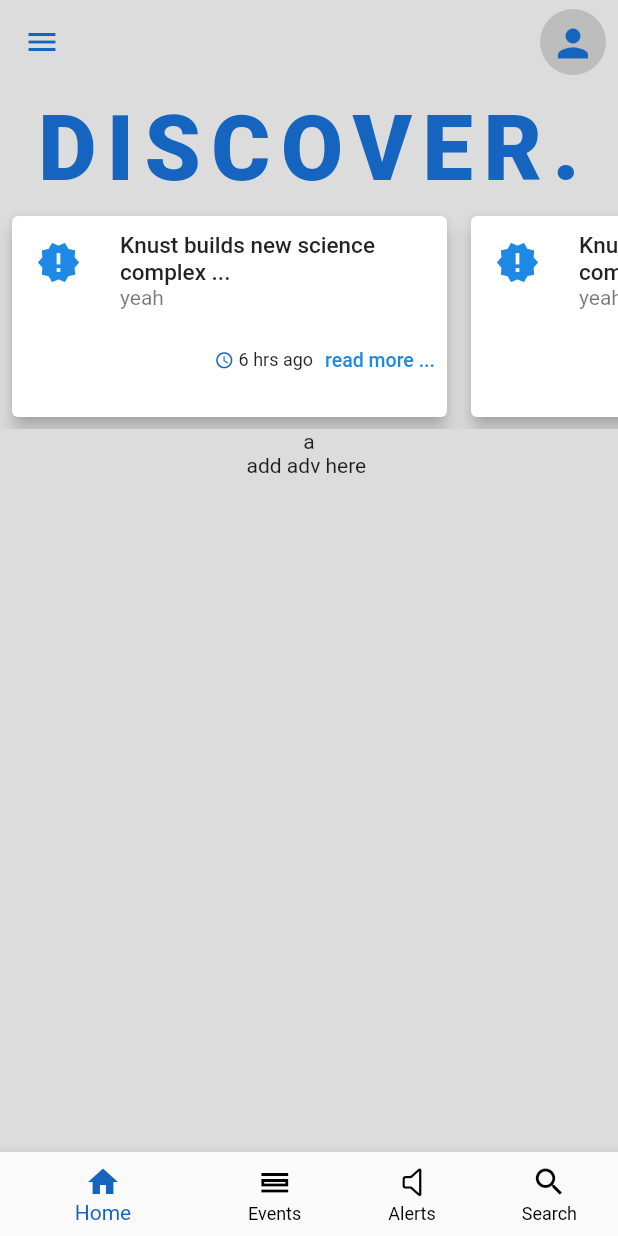
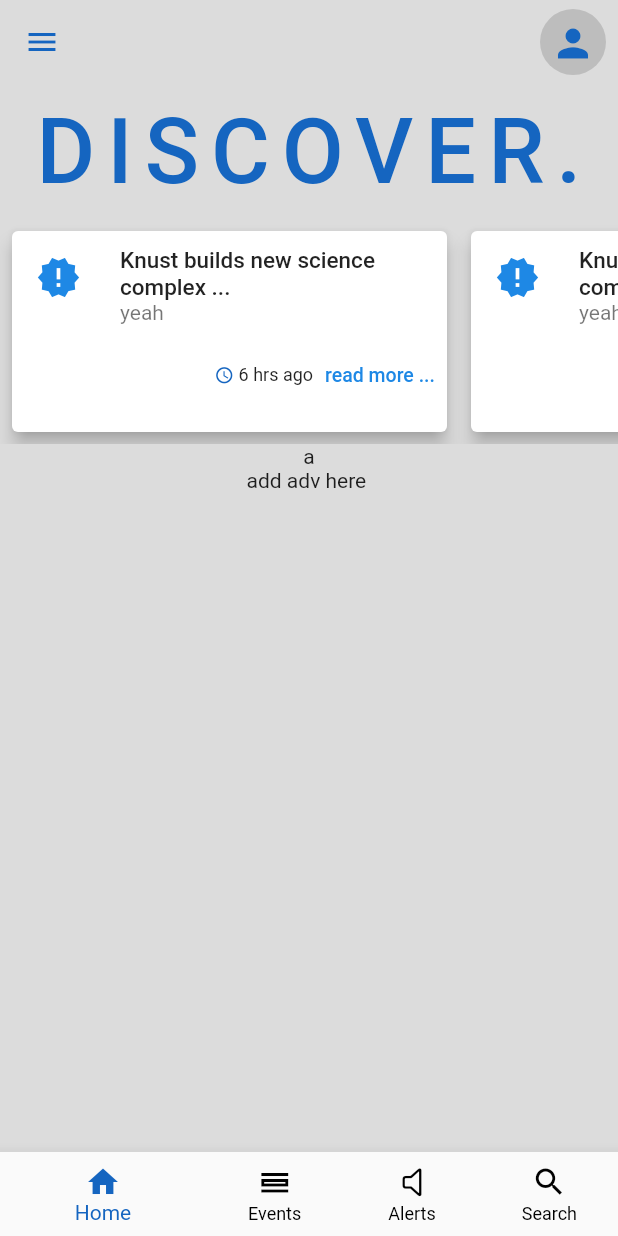
Before and after one commit to kwabenaG/info-square, a Flutter app: the screen it shows after launch, on a phone screen of 412 x 824 dp. Run offline on Flutter 3.47's test engine with Material 2 defaults, Android fonts, the phone set to English and light mode, and no system bars; our stand-ins replace google_fonts.

Commit message:
refacatored designs on the discover and add new files

```diff
--- a/lib/main.dart
+++ b/lib/main.dart
@@ -12,9 +12,13 @@
   @override
   Widget build(BuildContext context) {
     return MaterialApp(
-        theme: ThemeData(iconTheme: IconThemeData(color: Colors.blue[800])),
+        theme: ThemeData(
+          iconTheme: IconThemeData(color: Colors.blue[800]),
+        ),
         debugShowCheckedModeBanner: false,
         title: "Info Dem",
         home: HomeScreen());
   }
 }
+
+// add riverpod state management plugins to the app
--- a/lib/widgets/homepage/card_widget_news.dart
+++ b/lib/widgets/homepage/card_widget_news.dart
@@ -4,6 +4,7 @@
 
 import "package:flutter/material.dart";
 import 'package:flutter/rendering.dart';
+import 'package:google_fonts/google_fonts.dart';
 
 import 'drawer_menu_items/menu_items.dart';
 
@@ -20,43 +21,51 @@
         ),
         child: Text('Info Dem',
             textAlign: TextAlign.left,
-            style: TextStyle(
-                color: Colors.white70,
-                fontSize: 40.0,
+            style: GoogleFonts.lato(
+              fontSize: 55.0,
               fontWeight: FontWeight.w900,
-                fontFamily: 'arial'))),
+              color: Colors.white,
+            ))),
     ListTile(
         minVerticalPadding: 20.0,
         onTap: () {
           Navigator.push(context,
               MaterialPageRoute(builder: (context) => mandateMethod(context)));
         },
-        title: Text("Our Mission",
-            style: TextStyle(
+        title: Text("About Us",
+            style: GoogleFonts.lato(
               fontSize: 25.0,
               fontWeight: FontWeight.w700,
-                fontFamily: 'Trajan Pro'))),
+            ))),
     ListTile(
         onTap: () {},
         title: Text("Tools",
-            style: TextStyle(
+            style: GoogleFonts.lato(
               fontSize: 25.0,
               fontWeight: FontWeight.w700,
-                fontFamily: 'Trajan Pro'))),
+            ))),
     ListTile(
         onTap: () {},
         title: Text("Help",
-            style: TextStyle(
+            style: GoogleFonts.lato(
               fontSize: 25.0,
               fontWeight: FontWeight.w700,
-                fontFamily: 'Trajan Pro'))),
+            ))),
     Padding(padding: EdgeInsets.only(bottom: 400)),
     Divider(height: 1.0, color: Colors.black87),
     Container(
       margin: EdgeInsets.all(10.0),
-      child: Center(
-          child:
-              Text('v 1.0.0', textAlign: TextAlign.left, style: TextStyle())),
+      child: Row(
+          mainAxisAlignment: MainAxisAlignment.center,
+          crossAxisAlignment: CrossAxisAlignment.center,
+          children: [
+            Text('v 1.0.0',
+                textAlign: TextAlign.center,
+                style: GoogleFonts.lato(
+                  fontSize: 15.0,
+                  fontWeight: FontWeight.w700,
+                ))
+          ]),
     ),
   ]));
 } //end of drawer
--- a/lib/widgets/homepage/drawer_menu_items/menu_items.dart
+++ b/lib/widgets/homepage/drawer_menu_items/menu_items.dart
@@ -9,7 +9,9 @@
   return Scaffold(
       appBar: AppBar(
           iconTheme: IconThemeData(color: Colors.blue[800]),
-          title: Text("Our Mission", style: TextStyle(color: Colors.blue[800])),
+          title: Text("About Us",
+              textAlign: TextAlign.center,
+              style: TextStyle(color: Colors.blue[800])),
           backgroundColor: Colors.black12,
           elevation: 0),
       body: Container(
--- a/pubspec.yaml
+++ b/pubspec.yaml
@@ -24,6 +24,7 @@
   flutter:
     sdk: flutter
   flutter_emoji: ">= 2.0.0"
+  google_fonts: ^2.1.0
 
 
   # The following adds the Cupertino Icons font to your application.
```
Also changed, not shown: lib/widgets/homepage/discover/discover.dart (+107 -10 lines), 6 other files. Lines whose indentation alone changed are shown as unchanged.
